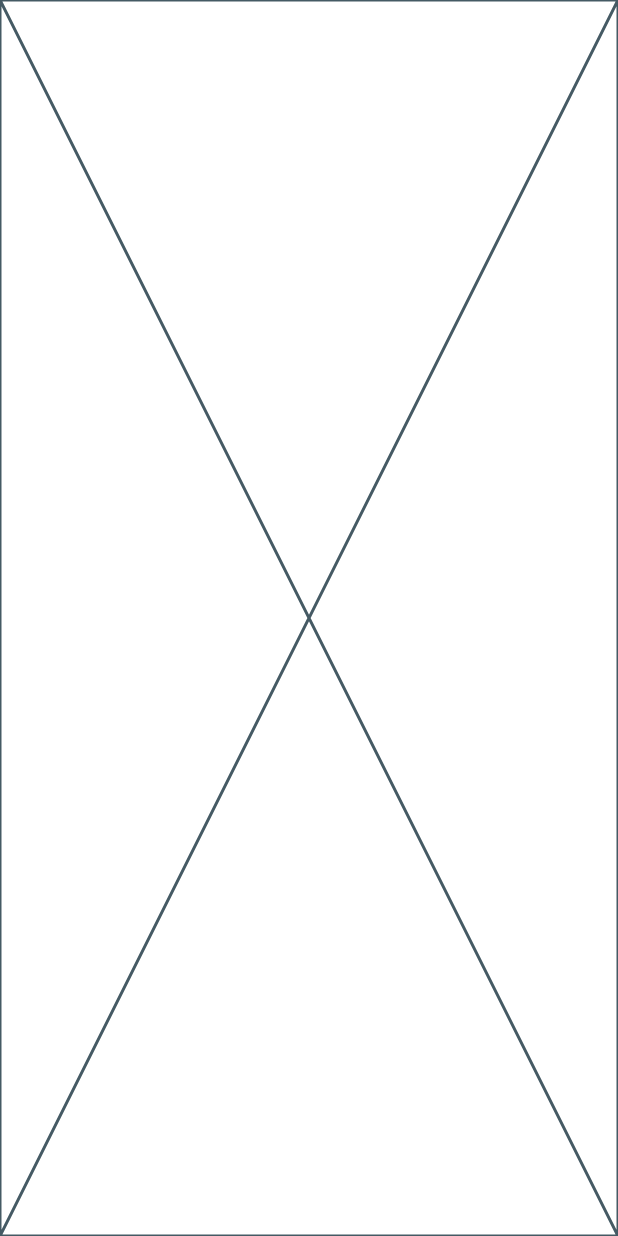
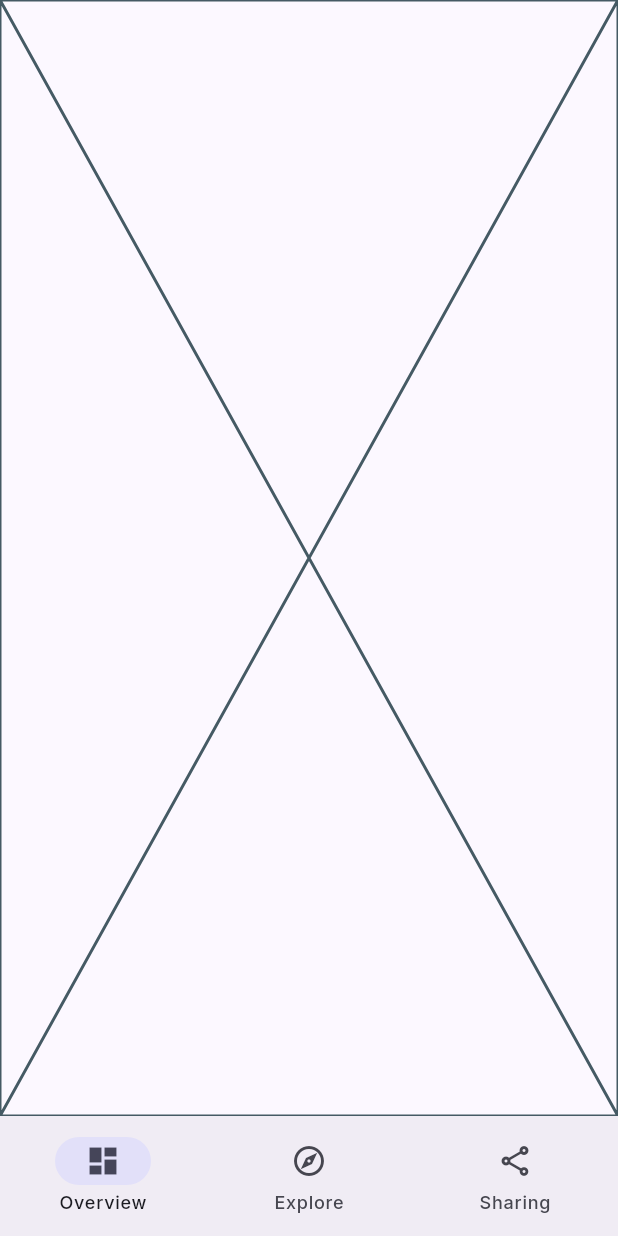
Before and after one commit to RITWIZSINGH/quamin-health-module-frontend, a Flutter app: the screen it shows after launch, after a tap on "Get Started", after a tap on "Sign In", on a phone screen of 412 x 824 dp. Run offline on Flutter 3.47's test engine with Material 3 defaults, Android fonts, the phone set to English and light mode, and no system bars; our stand-ins replace go_router, google_fonts.

Commit message:
Made basic Dasboard screen

```diff
--- a/lib/screens/dashboard/dashboard_screen.dart
+++ b/lib/screens/dashboard/dashboard_screen.dart
@@ -1,4 +1,7 @@
 import 'package:flutter/material.dart';
+import 'tabs/overview_tab.dart';
+import 'tabs/explore_tab.dart';
+import 'tabs/sharing_tab.dart';
 
 class DashboardScreen extends StatefulWidget {
   const DashboardScreen({super.key});
@@ -8,8 +11,46 @@ class DashboardScreen extends StatefulWidget {
 }
 
 class _DashboardScreenState extends State<DashboardScreen> {
+  int _currentIndex = 0;
+
+  final _tabs = const [
+    OverviewTab(),
+    ExploreTab(),
+    SharingTab(),
+  ];
+
   @override
   Widget build(BuildContext context) {
-    return const Placeholder();
+    return Scaffold(
+      body: AnimatedSwitcher(
+        duration: const Duration(milliseconds: 300),
+        child: _tabs[_currentIndex],
+      ),
+      bottomNavigationBar: NavigationBar(
+        selectedIndex: _currentIndex,
+        onDestinationSelected: (index) {
+          setState(() {
+            _currentIndex = index;
+          });
+        },
+        destinations: const [
+          NavigationDestination(
+            icon: Icon(Icons.dashboard_outlined),
+            selectedIcon: Icon(Icons.dashboard),
+            label: 'Overview',
+          ),
+          NavigationDestination(
+            icon: Icon(Icons.explore_outlined),
+            selectedIcon: Icon(Icons.explore),
+            label: 'Explore',
+          ),
+          NavigationDestination(
+            icon: Icon(Icons.share_outlined),
+            selectedIcon: Icon(Icons.share),
+            label: 'Sharing',
+          ),
+        ],
+      ),
+    );
   }
 }
--- /dev/null
+++ b/lib/screens/dashboard/tabs/overview_tab.dart
@@ -0,0 +1,15 @@
+import 'package:flutter/material.dart';
+
+class OverviewTab extends StatefulWidget {
+  const OverviewTab({super.key});
+
+  @override
+  State<OverviewTab> createState() => _OverviewTabState();
+}
+
+class _OverviewTabState extends State<OverviewTab> {
+  @override
+  Widget build(BuildContext context) {
+    return const Placeholder();
+  }
+}
```
Also changed, not shown: lib/screens/dashboard/tabs/explore_tab.dart (added, +15 -0 lines), lib/screens/dashboard/tabs/sharing_tab.dart (added, +15 -0 lines), lib/main.dart (line endings or trailing spaces).
